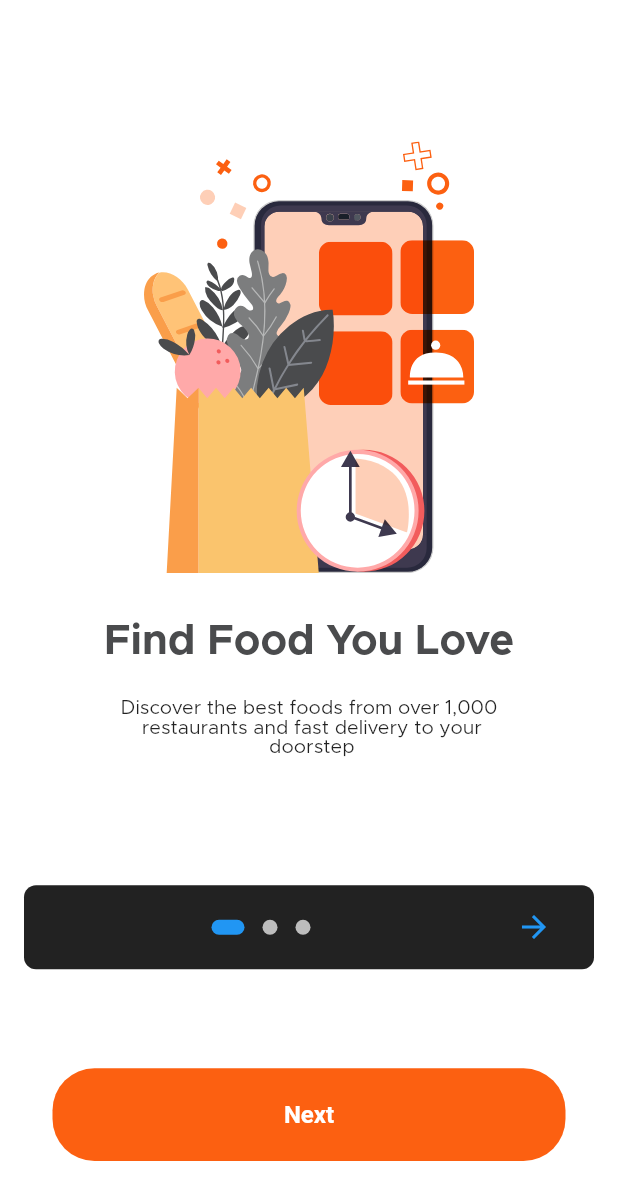
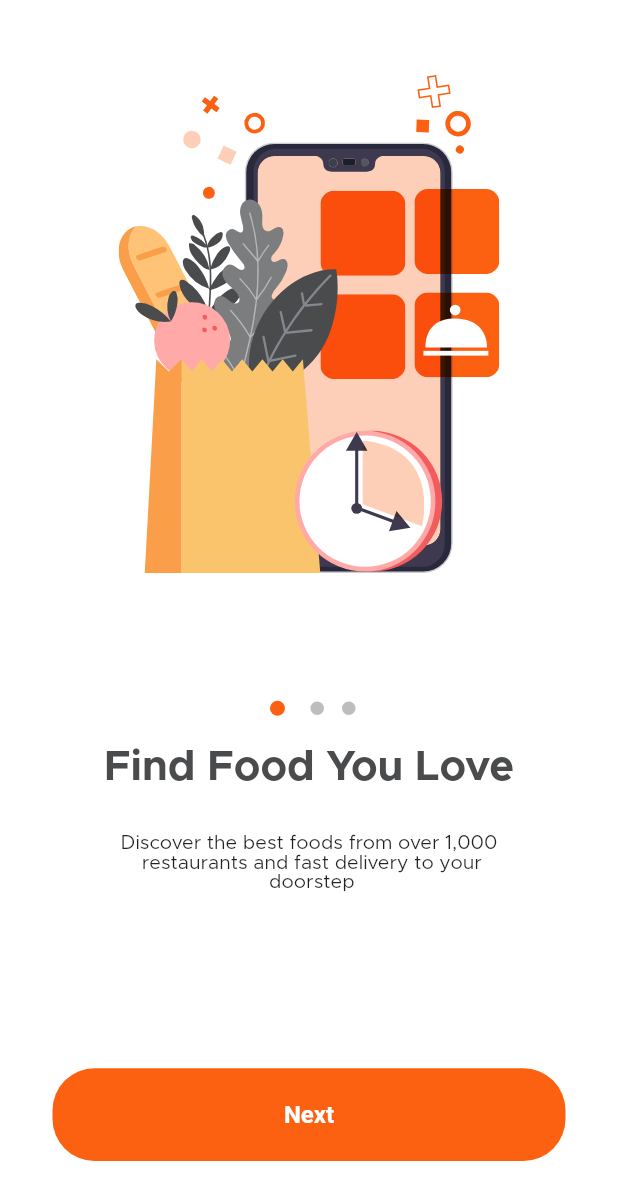
Before and after one commit to Ala2Adel/MealMonkey, a Flutter app: the NewPasswordPage screen opened directly, after a tap on "Next", on a phone screen of 412 x 824 dp. Shown: the top 1200 px of the screen. Run offline on Flutter 3.47's test engine with Material 2 defaults, Android fonts, the phone set to English and light mode, and no system bars; drawn by our look-alikes of introduction_screen; our stand-ins replace flutter_svg, shared_preferences; accounts and stored records are empty.

Commit message:
onboarding scrren UI

```diff
--- a/lib/Screens/onBoardingScreen.dart
+++ b/lib/Screens/onBoardingScreen.dart
@@ -1,12 +1,10 @@
 import 'package:flutter/cupertino.dart';
-import 'package:flutter/foundation.dart';
 import 'package:flutter/material.dart';
+import 'package:flutter/services.dart';
 import 'package:flutter_svg/flutter_svg.dart';
 import 'package:introduction_screen/introduction_screen.dart';
 import 'package:meal_monkey/app_colors.dart';
 import 'package:meal_monkey/localization/language_constants.dart';
-
-import 'home_page.dart';
 
 class OnBoardingPage extends StatefulWidget {
   @override
@@ -16,39 +14,37 @@ class OnBoardingPage extends StatefulWidget {
 class _OnBoardingPageState extends State<OnBoardingPage> {
   final introKey = GlobalKey<IntroductionScreenState>();
 
-  void _onIntroEnd(context) {
-    Navigator.of(context).push(
-      MaterialPageRoute(builder: (_) => HomePage()),
-    );
-  }
-
-  Widget _buildImage(String assetName, [double width = 220]) {
+  Widget _buildImage(String assetName, [double width = 260]) {
     return SvgPicture.asset('assets/$assetName', width: width);
   }
 
   @override
   Widget build(BuildContext context) {
+    SystemChrome.setSystemUIOverlayStyle(SystemUiOverlayStyle.dark
+        .copyWith(statusBarColor: AppColors.transparent));
+
     var _height = MediaQuery.of(context).size.height;
     var _width = MediaQuery.of(context).size.width;
     const bodyStyle = TextStyle(
         fontSize: 13.0, fontFamily: "Metropolis", fontWeight: FontWeight.w400);
 
-    var pageDecoration =  PageDecoration(
+    var pageDecoration = PageDecoration(
+        titlePadding: EdgeInsets.only(top: 100),
         titleTextStyle: TextStyle(
             fontSize: 28.0,
             color: AppColors.darkGrey,
             fontWeight: FontWeight.w700,
             fontFamily: "Metropolis"),
         bodyTextStyle: bodyStyle,
-      descriptionPadding: EdgeInsets.fromLTRB(16.0, 0.0, 16.0, 16.0),
+        descriptionPadding:
+            EdgeInsets.symmetric(vertical: 30.0, horizontal: 40),
         pageColor: Colors.white,
-      imagePadding: EdgeInsets.zero,
-    );
+        imagePadding: EdgeInsets.only(top: 50),
+        imageFlex: 1);
 
     return IntroductionScreen(
       key: introKey,
       globalBackgroundColor: Colors.white,
-
       globalFooter: Padding(
         padding: const EdgeInsets.symmetric(horizontal: 35, vertical: 50),
         child: Container(
@@ -76,43 +72,28 @@ class _OnBoardingPageState extends State<OnBoardingPage> {
         ),
         PageViewModel(
           title: getTranslated(context, "fast_delivery"),
-          body:
-          getTranslated(context, "fast_food"),
+          body: getTranslated(context, "fast_food"),
           image: _buildImage('Delivery.svg'),
           decoration: pageDecoration,
         ),
         PageViewModel(
-          title: "Kids and teens",
-          body:
-              "Kids and teens can track their stocks 24/7 and place trades that you approve.",
-          image: _buildImage('img3.jpg'),
+          title: getTranslated(context, "live_tracking"),
+          body: getTranslated(context, "real_time_track"),
+          image: _buildImage('live_tracking.svg'),
           decoration: pageDecoration,
         ),
       ],
-      onDone: () => _onIntroEnd(context),
-      //onSkip: () => _onIntroEnd(context), // You can override onSkip callback
-      showSkipButton: false,
-      skipFlex: 0,
-      nextFlex: 0,
-      //rtl: true, // Display as right-to-left
-      skip: const Text('Skip'),
-      next: const Icon(Icons.arrow_forward),
-      done: const Text('Done', style: TextStyle(fontWeight: FontWeight.w600)),
+      onDone: () {},
+      next: Text(""),
+      done: Text(""),
       curve: Curves.fastLinearToSlowEaseIn,
-      controlsMargin: const EdgeInsets.all(16),
-      controlsPadding: kIsWeb
-          ? const EdgeInsets.all(12.0)
-          : const EdgeInsets.fromLTRB(8.0, 4.0, 8.0, 4.0),
+      controlsMargin: const EdgeInsets.only(bottom: 150),
       dotsDecorator: const DotsDecorator(
-        size: Size(10.0, 10.0),
         color: Color(0xFFBDBDBD),
-        activeSize: Size(22.0, 10.0),
-        activeShape: RoundedRectangleBorder(
-          borderRadius: BorderRadius.all(Radius.circular(25.0)),
-        ),
+        activeSize: Size(20.0, 10.0),
+        activeColor: Color(0xFFFc6011),
       ),
       dotsContainerDecorator: const ShapeDecoration(
-        color: Colors.black87,
         shape: RoundedRectangleBorder(
           borderRadius: BorderRadius.all(Radius.circular(8.0)),
         ),
--- a/lib/localization/lang/ar.json
+++ b/lib/localization/lang/ar.json
@@ -24,8 +24,8 @@
   "new_pass": "كلمة مرور جديدة",
   "next": "التالي",
   "enter_email": "Please enter your email to receive a \n link to create a new password via email",
-  "find_food": "Find Food You Love",
-  "fast_delivery": "Fast Delivery",
+  "find_food": "احصل على الطعام الذي تحبه",
+  "fast_delivery": "توصيل سريع",
   "fast_food": "Fast food delivery to your home, office wherever you are",
   "live_tracking": "Live Tracking",
   "real_time_track": "Real time tracking pf your food on the app once you placed the order"
--- a/lib/localization/lang/en.json
+++ b/lib/localization/lang/en.json
@@ -26,7 +26,7 @@
   "enter_email": "Please enter your email to receive a \n link to create a new password via email",
   "find_food": "Find Food You Love",
   "fast_delivery": "Fast Delivery",
-  "fast_food": "Fast food delivery to your home, office wherever you are",
+  "fast_food": "Fast food delivery to your home, office \n wherever you are",
   "live_tracking": "Live Tracking",
-  "real_time_track": "Real time tracking pf your food on the app once you placed the order"
+  "real_time_track": "Real time tracking pf your food on the app \n once you placed the order"
 }
```
Also changed, not shown: assets/live_tracking.svg (added). Lines whose indentation alone changed are shown as unchanged.
